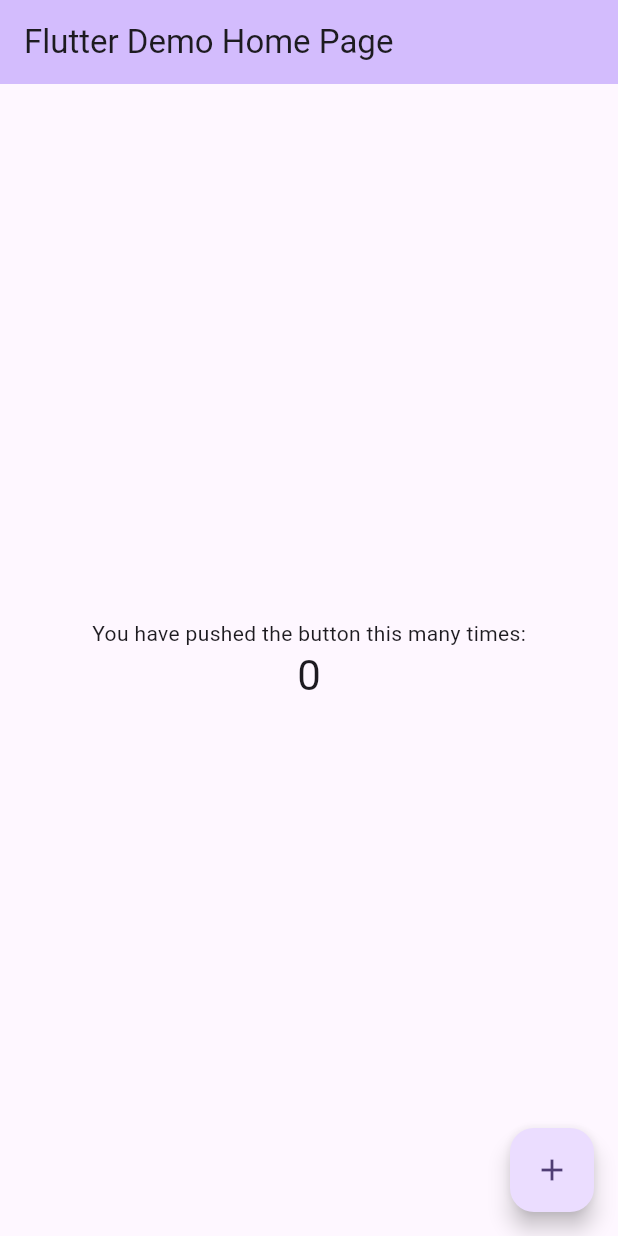
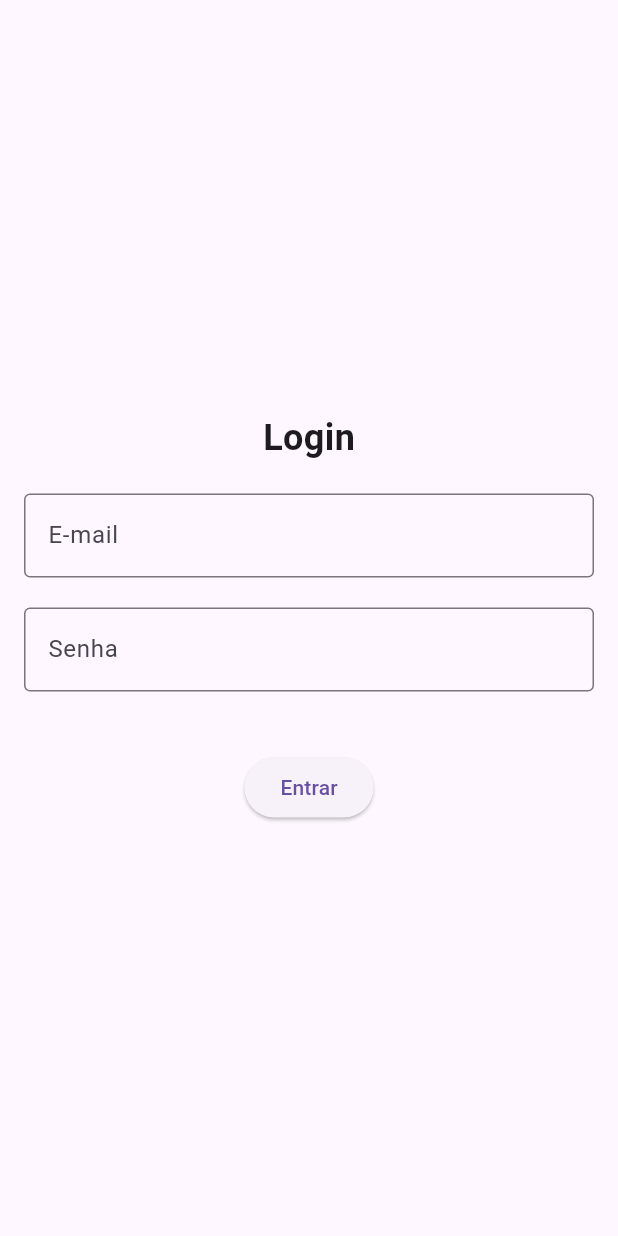
Before and after one commit to ProjetoJavaDiogo/Flutter4Semestre, a Flutter app: the screen it shows after launch, on a phone screen of 412 x 824 dp. Run offline on Flutter 3.47's test engine with Material 3 defaults, Android fonts, the phone set to English and light mode, and no system bars; our stand-ins replace dio.

Commit message:
Atualizando branch main

```diff
--- /dev/null
+++ b/portaria_condominio/lib/app/controllers/auth_controller.dart
@@ -0,0 +1,25 @@
+import 'package:flutter/material.dart';
+import 'package:dio/dio.dart';
+
+class AuthController with ChangeNotifier {
+  final Dio _dio = Dio(BaseOptions(baseUrl: 'http://localhost:3000'));
+
+  Future<bool> login(String email, String password) async {
+    try {
+      final response = await _dio.post('/auth/login', data: {
+        'email': email,
+        'password': password,
+      });
+
+      if (response.statusCode == 200) {
+        // Você pode salvar o token de autenticação aqui, se necessário
+        return true;
+      } else {
+        return false;
+      }
+    } catch (e) {
+      print("Erro ao fazer login: $e");
+      return false;
+    }
+  }
+}
--- /dev/null
+++ b/portaria_condominio/lib/app/views/auth/login_view.dart
@@ -0,0 +1,77 @@
+import 'package:flutter/material.dart';
+import 'package:portaria_condominio/app/controllers/auth_controller.dart';
+import 'package:provider/provider.dart';
+
+class LoginView extends StatefulWidget {
+  @override
+  _LoginViewState createState() => _LoginViewState();
+}
+
+class _LoginViewState extends State<LoginView> {
+  final TextEditingController _emailController = TextEditingController();
+  final TextEditingController _passwordController = TextEditingController();
+  String? _errorMessage;
+
+  @override
+  Widget build(BuildContext context) {
+    final authController = Provider.of<AuthController>(context);
+
+    return Scaffold(
+      body: Center(
+        child: Padding(
+          padding: const EdgeInsets.all(16.0),
+          child: Column(
+            mainAxisAlignment: MainAxisAlignment.center,
+            children: [
+              const Text(
+                "Login",
+                style: TextStyle(fontSize: 24, fontWeight: FontWeight.bold),
+              ),
+              const SizedBox(height: 20),
+              TextField(
+                controller: _emailController,
+                decoration: const InputDecoration(
+                  labelText: 'E-mail',
+                  border: OutlineInputBorder(),
+                ),
+              ),
+              const SizedBox(height: 20),
+              TextField(
+                controller: _passwordController,
+                obscureText: true,
+                decoration: const InputDecoration(
+                  labelText: 'Senha',
+                  border: OutlineInputBorder(),
+                ),
+              ),
+              const SizedBox(height: 20),
+              if (_errorMessage != null)
+                Text(
+                  _errorMessage!,
+                  style: const TextStyle(color: Colors.red),
+                ),
+              const SizedBox(height: 20),
+              ElevatedButton(
+                onPressed: () async {
+                  String email = _emailController.text.trim();
+                  String password = _passwordController.text.trim();
+
+                  bool success = await authController.login(email, password);
+
+                  if (success) {
+                    Navigator.pushReplacementNamed(context, '/home');
+                  } else {
+                    setState(() {
+                      _errorMessage = "Login inválido. Verifique suas credenciais.";
+                    });
+                  }
+                },
+                child: const Text("Entrar"),
+              ),
+            ],
+          ),
+        ),
+      ),
+    );
+  }
+}
--- a/portaria_condominio/lib/main.dart
+++ b/portaria_condominio/lib/main.dart
@@ -1,125 +1,29 @@
 import 'package:flutter/material.dart';
+import 'package:provider/provider.dart';
+import 'package:portaria_condominio/app/controllers/auth_controller.dart';
+import 'package:portaria_condominio/utils/routes.dart';
 
 void main() {
-  runApp(const MyApp());
+  runApp(
+    MultiProvider(
+      providers: [
+        ChangeNotifierProvider(create: (_) => AuthController()),
+      ],
+      child: MyApp(),
+    ),
+  );
 }
 
 class MyApp extends StatelessWidget {
-  const MyApp({super.key});
-
-  // This widget is the root of your application.
   @override
   Widget build(BuildContext context) {
     return MaterialApp(
-      title: 'Flutter Demo',
+      title: 'Condomínio App',
       theme: ThemeData(
-        // This is the theme of your application.
-        //
-        // TRY THIS: Try running your application with "flutter run". You'll see
-        // the application has a purple toolbar. Then, without quitting the app,
-        // try changing the seedColor in the colorScheme below to Colors.green
-        // and then invoke "hot reload" (save your changes or press the "hot
-        // reload" button in a Flutter-supported IDE, or press "r" if you used
-        // the command line to start the app).
-        //
-        // Notice that the counter didn't reset back to zero; the application
-        // state is not lost during the reload. To reset the state, use hot
-        // restart instead.
-        //
-        // This works for code too, not just values: Most code changes can be
-        // tested with just a hot reload.
-        colorScheme: ColorScheme.fromSeed(seedColor: Colors.deepPurple),
-        useMaterial3: true,
+        primarySwatch: Colors.blue,
       ),
-      home: const MyHomePage(title: 'Flutter Demo Home Page'),
+      initialRoute: AppRoutes.login,
+      onGenerateRoute: AppRoutes.generateRoute,
     );
   }
 }
-
-class MyHomePage extends StatefulWidget {
-  const MyHomePage({super.key, required this.title});
-
-  // This widget is the home page of your application. It is stateful, meaning
-  // that it has a State object (defined below) that contains fields that affect
-  // how it looks.
-
-  // This class is the configuration for the state. It holds the values (in this
-  // case the title) provided by the parent (in this case the App widget) and
-  // used by the build method of the State. Fields in a Widget subclass are
-  // always marked "final".
-
-  final String title;
-
-  @override
-  State<MyHomePage> createState() => _MyHomePageState();
-}
-
-class _MyHomePageState extends State<MyHomePage> {
-  int _counter = 0;
-
-  void _incrementCounter() {
-    setState(() {
-      // This call to setState tells the Flutter framework that something has
-      // changed in this State, which causes it to rerun the build method below
-      // so that the display can reflect the updated values. If we changed
-      // _counter without calling setState(), then the build method would not be
-      // called again, and so nothing would appear to happen.
-      _counter++;
-    });
-  }
-
-  @override
-  Widget build(BuildContext context) {
-    // This method is rerun every time setState is called, for instance as done
-    // by the _incrementCounter method above.
-    //
-    // The Flutter framework has been optimized to make rerunning build methods
-    // fast, so that you can just rebuild anything that needs updating rather
-    // than having to individually change instances of widgets.
-    return Scaffold(
-      appBar: AppBar(
-        // TRY THIS: Try changing the color here to a specific color (to
-        // Colors.amber, perhaps?) and trigger a hot reload to see the AppBar
-        // change color while the other colors stay the same.
-        backgroundColor: Theme.of(context).colorScheme.inversePrimary,
-        // Here we take the value from the MyHomePage object that was created by
-        // the App.build method, and use it to set our appbar title.
-        title: Text(widget.title),
-      ),
-      body: Center(
-        // Center is a layout widget. It takes a single child and positions it
-        // in the middle of the parent.
-        child: Column(
-          // Column is also a layout widget. It takes a list of children and
-          // arranges them vertically. By default, it sizes itself to fit its
-          // children horizontally, and tries to be as tall as its parent.
-          //
-          // Column has various properties to control how it sizes itself and
-          // how it positions its children. Here we use mainAxisAlignment to
-          // center the children vertically; the main axis here is the vertical
-          // axis because Columns are vertical (the cross axis would be
-          // horizontal).
-          //
-          // TRY THIS: Invoke "debug painting" (choose the "Toggle Debug Paint"
-          // action in the IDE, or press "p" in the console), to see the
-          // wireframe for each widget.
-          mainAxisAlignment: MainAxisAlignment.center,
-          children: <Widget>[
-            const Text(
-              'You have pushed the button this many times:',
-            ),
-            Text(
-              '$_counter',
-              style: Theme.of(context).textTheme.headlineMedium,
-            ),
-          ],
-        ),
-      ),
-      floatingActionButton: FloatingActionButton(
-        onPressed: _incrementCounter,
-        tooltip: 'Increment',
-        child: const Icon(Icons.add),
-      ), // This trailing comma makes auto-formatting nicer for build methods.
-    );
-  }
-}
--- /dev/null
+++ b/portaria_condominio/lib/services/auth_service.dart
@@ -0,0 +1,17 @@
+import 'package:dio/dio.dart';
+
+class AuthService {
+  final Dio _dio = Dio(BaseOptions(baseUrl: 'http://localhost:3000'));
+
+  Future<void> login(String email, String password) async {
+    try {
+      final response = await _dio.post('/auth/login', data: {
+        'email': email,
+        'password': password,
+      });
+      // Processamento da resposta
+    } catch (e) {
+      print('Erro no login: $e');
+    }
+  }
+}
--- /dev/null
+++ b/portaria_condominio/lib/utils/routes.dart
@@ -0,0 +1,26 @@
+import 'package:flutter/material.dart';
+import 'package:portaria_condominio/app/views/auth/login_view.dart';
+import 'package:portaria_condominio/app/views/home/home_view.dart';
+// Importe outras views...
+
+class AppRoutes {
+  static const String login = '/login';
+  static const String home = '/home';
+  static const String residents = '/residents';
+  static const String vehicles = '/vehicles';
+  static const String visits = '/visits';
+  static const String notifications = '/notifications';
+  static const String serviceProviders = '/serviceProviders';
+
+  static Route<dynamic> generateRoute(RouteSettings settings) {
+    switch (settings.name) {
+      case login:
+        return MaterialPageRoute(builder: (_) => LoginView());
+      case home:
+        return MaterialPageRoute(builder: (_) => HomeView());
+      // Outras rotas...
+      default:
+        return MaterialPageRoute(builder: (_) => LoginView());
+    }
+  }
+}
--- a/portaria_condominio/pubspec.yaml
+++ b/portaria_condominio/pubspec.yaml
@@ -30,6 +30,8 @@ environment:
 dependencies:
   flutter:
     sdk: flutter
+  provider: ^6.0.0
+  dio: ^5.0.0
 
 
   # The following adds the Cupertino Icons font to your application.
```
Also changed, not shown: portaria_condominio/lib/app/views/home/components/home_grid.dart (added, +49 -0 lines), portaria_condominio/lib/app/views/home/components/navigation_drawer.dart (added, +61 -0 lines), portaria_condominio/lib/app/views/home/home_view.dart (added, +26 -0 lines), portaria_condominio/pubspec.lock.
